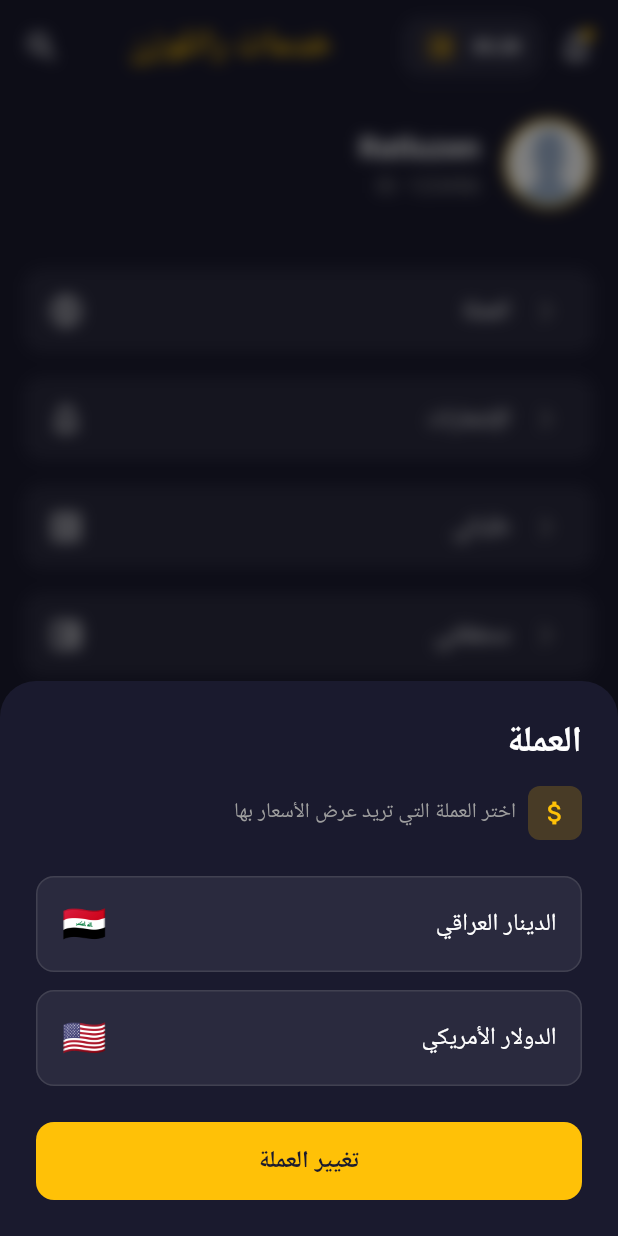
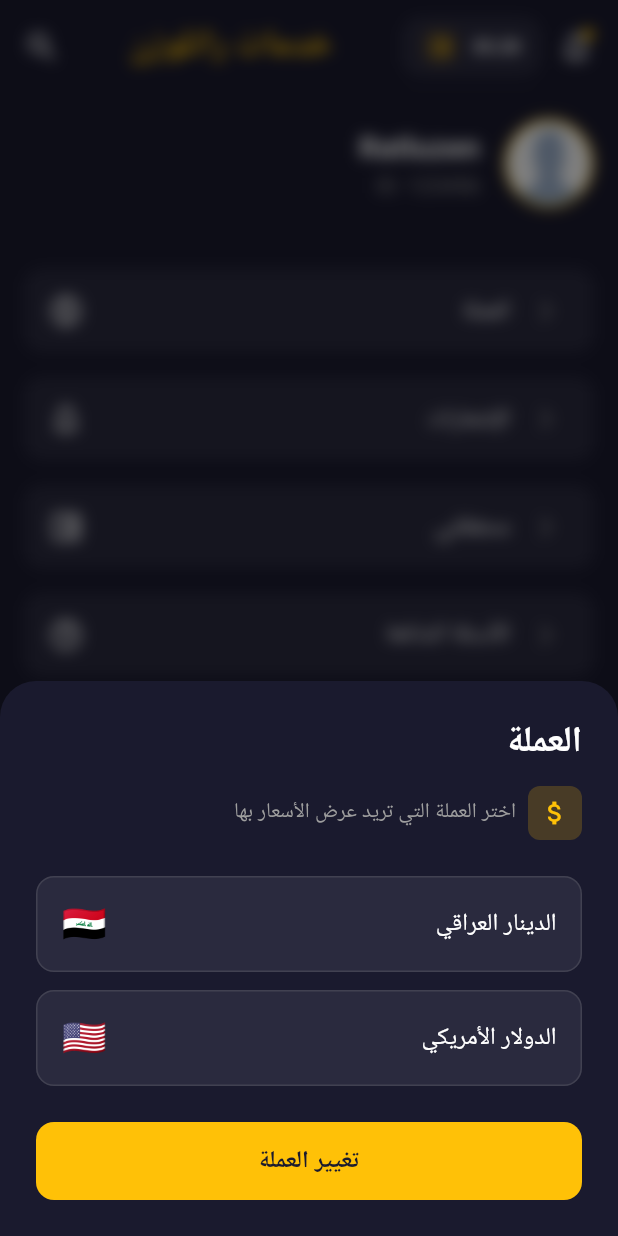
Before and after one commit to Ratluzen2/Ratlozen-Services, a Flutter app: the ProfilePage widget shown alone on an empty page, opened directly with empty values, after a tap on "العملة", on a phone screen of 412 x 824 dp. Run offline on Flutter 3.47's test engine with Material 3 defaults, Android fonts, the phone set to English and light mode, and no system bars; our stand-ins replace sqflite; accounts and stored records are empty; Roboto replaces fonts that are missing (Cairo).

Commit message:
feat: إزالة CartPage وخيار 'طلباتي' مؤقتاً من التطبيق

```diff
--- a/lib/main.dart
+++ b/lib/main.dart
@@ -49,7 +49,7 @@ class _MainScreenState extends State<MainScreen> {
   Widget build(BuildContext context) {
     final List<Widget> pages = [
       HomePage(currency: _selectedCurrency),
-      CartPage(currency: _selectedCurrency),
+
       ChatPage(currency: _selectedCurrency),
       ProfilePage(
         currency: _selectedCurrency,
@@ -79,10 +79,7 @@ class _MainScreenState extends State<MainScreen> {
             icon: Icon(Icons.home),
             label: 'الرئيسية',
           ),
-          BottomNavigationBarItem(
-            icon: Icon(Icons.shopping_cart),
-            label: 'السلة',
-          ),
+
           BottomNavigationBarItem(
             icon: Icon(Icons.chat_bubble),
             label: 'الدعم',
@@ -540,9 +537,8 @@ class _ProfilePageState extends State<ProfilePage> {
                 const SizedBox(height: 16),
                 // Menu items
                 _buildProfileMenuItem('العملة', Icons.monetization_on_outlined),
-                _buildProfileMenuItem('الإشعارات', Icons.notifications_outlined),
-                _buildProfileMenuItem('طلباتي', Icons.list_alt_outlined),
-                _buildProfileMenuItem('محفظتي', Icons.account_balance_wallet_outlined),
+	                _buildProfileMenuItem('الإشعارات', Icons.notifications_outlined),
+	                _buildProfileMenuItem('محفظتي', Icons.account_balance_wallet_outlined),
                 _buildProfileMenuItem('الأسئلة الشائعة', Icons.help_outline),
                 _buildProfileMenuItem('الشروط والأحكام', Icons.description_outlined),
                 _buildProfileMenuItem('تقييم التطبيق', Icons.star_outline),
@@ -584,12 +580,6 @@ class _ProfilePageState extends State<ProfilePage> {
       case 'العملة':
         _showCurrencyDialog();
         break;
-	      case 'الإشعارات':
-	        Navigator.push(
-	          context,
-	          MaterialPageRoute(builder: (context) => const NotificationsScreen()),
-	        );
-	        break;
 	      case 'محفظتي':
         Navigator.push(
           context,
```
